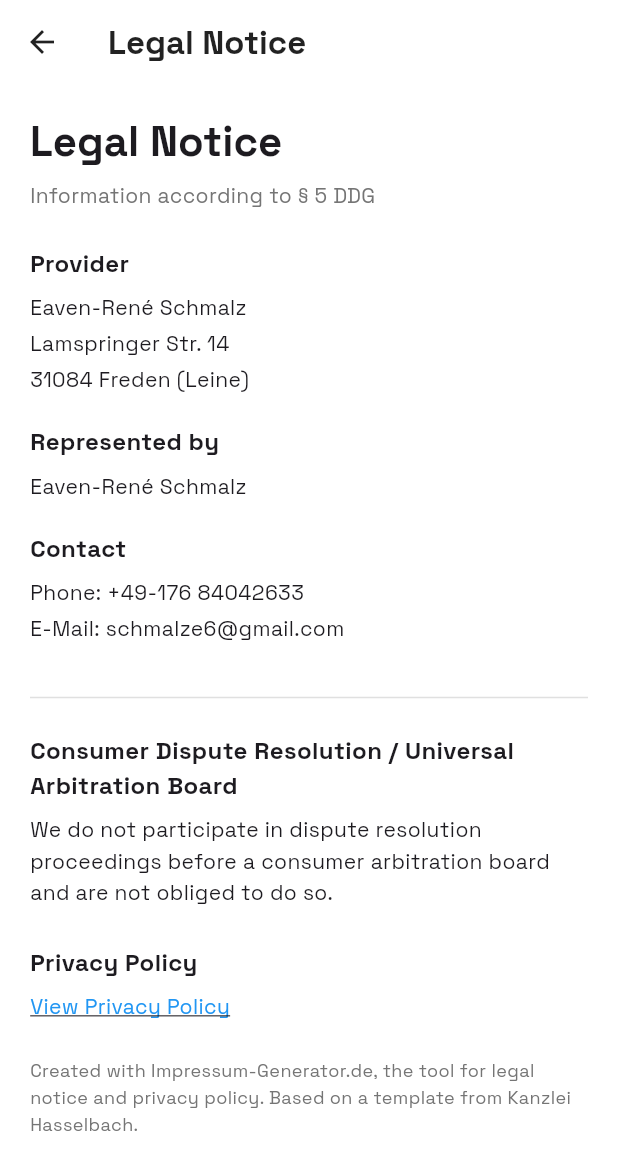
After one commit to EavenCS/bookmarks_link_directory, a Flutter app: the Settings screen opened directly, after a tap on "Legal Notice", on a phone screen of 412 x 824 dp. The commit adds this screen. Shown: the top 1170 px of the screen. Run offline on Flutter 3.47's test engine with Material 3 defaults, Android fonts, the phone set to English and light mode, and no system bars; our stand-ins replace flutter_slidable, hive, hive_flutter; accounts and stored records are empty.

Commit message:
feat: Legal notice added

```diff
--- a/lib/l10n/app_de.arb
+++ b/lib/l10n/app_de.arb
@@ -99,5 +99,16 @@
       }
     }
   },
-  "noCategoriesFound": "Noch keine Kategorien gefunden."
+  "noCategoriesFound": "Noch keine Kategorien gefunden.",
+  "impressumTitle": "Impressum",
+  "impressumSubtitle": "Angaben gemäß § 5 DDG",
+  "impressumProviderLabel": "Anbieter",
+  "impressumRepresentedBy": "Vertreten durch",
+  "impressumContact": "Kontakt",
+  "impressumPhone": "Telefon",
+  "impressumDisputeResolutionTitle": "Verbraucherstreitbeilegung / Universalschlichtungsstelle",
+  "impressumDisputeResolutionText": "Wir nehmen nicht an Streitbeilegungsverfahren vor einer Verbraucherschlichtungsstelle teil und sind dazu auch nicht verpflichtet.",
+  "impressumPrivacyPolicyTitle": "Datenschutzerklärung",
+  "impressumPrivacyPolicyLink": "Datenschutzerklärung ansehen",
+  "impressumGeneratedWith": "Erstellt mit Impressum-Generator.de, dem Tool für Impressum und Datenschutz-Erklärung. Nach einer Vorlage der Kanzlei Hasselbach."
 }
--- a/lib/l10n/app_en.arb
+++ b/lib/l10n/app_en.arb
@@ -99,5 +99,16 @@
       }
     }
   },
-  "noCategoriesFound": "No categories found yet."
+  "noCategoriesFound": "No categories found yet.",
+  "impressumTitle": "Legal Notice",
+  "impressumSubtitle": "Information according to § 5 DDG",
+  "impressumProviderLabel": "Provider",
+  "impressumRepresentedBy": "Represented by",
+  "impressumContact": "Contact",
+  "impressumPhone": "Phone",
+  "impressumDisputeResolutionTitle": "Consumer Dispute Resolution / Universal Arbitration Board",
+  "impressumDisputeResolutionText": "We do not participate in dispute resolution proceedings before a consumer arbitration board and are not obliged to do so.",
+  "impressumPrivacyPolicyTitle": "Privacy Policy",
+  "impressumPrivacyPolicyLink": "View Privacy Policy",
+  "impressumGeneratedWith": "Created with Impressum-Generator.de, the tool for legal notice and privacy policy. Based on a template from Kanzlei Hasselbach."
 }
--- a/lib/l10n/app_localizations.dart
+++ b/lib/l10n/app_localizations.dart
@@ -403,6 +403,72 @@ abstract class AppLocalizations {
   /// In de, this message translates to:
   /// **'Noch keine Kategorien gefunden.'**
   String get noCategoriesFound;
+
+  /// No description provided for @impressumTitle.
+  ///
+  /// In de, this message translates to:
+  /// **'Impressum'**
+  String get impressumTitle;
+
+  /// No description provided for @impressumSubtitle.
+  ///
+  /// In de, this message translates to:
+  /// **'Angaben gemäß § 5 DDG'**
+  String get impressumSubtitle;
+
+  /// No description provided for @impressumProviderLabel.
+  ///
+  /// In de, this message translates to:
+  /// **'Anbieter'**
+  String get impressumProviderLabel;
+
+  /// No description provided for @impressumRepresentedBy.
+  ///
+  /// In de, this message translates to:
+  /// **'Vertreten durch'**
+  String get impressumRepresentedBy;
+
+  /// No description provided for @impressumContact.
+  ///
+  /// In de, this message translates to:
+  /// **'Kontakt'**
+  String get impressumContact;
+
+  /// No description provided for @impressumPhone.
+  ///
+  /// In de, this message translates to:
+  /// **'Telefon'**
+  String get impressumPhone;
+
+  /// No description provided for @impressumDisputeResolutionTitle.
+  ///
+  /// In de, this message translates to:
+  /// **'Verbraucherstreitbeilegung / Universalschlichtungsstelle'**
+  String get impressumDisputeResolutionTitle;
+
+  /// No description provided for @impressumDisputeResolutionText.
+  ///
+  /// In de, this message translates to:
+  /// **'Wir nehmen nicht an Streitbeilegungsverfahren vor einer Verbraucherschlichtungsstelle teil und sind dazu auch nicht verpflichtet.'**
+  String get impressumDisputeResolutionText;
+
+  /// No description provided for @impressumPrivacyPolicyTitle.
+  ///
+  /// In de, this message translates to:
+  /// **'Datenschutzerklärung'**
+  String get impressumPrivacyPolicyTitle;
+
+  /// No description provided for @impressumPrivacyPolicyLink.
+  ///
+  /// In de, this message translates to:
+  /// **'Datenschutzerklärung ansehen'**
+  String get impressumPrivacyPolicyLink;
+
+  /// No description provided for @impressumGeneratedWith.
+  ///
+  /// In de, this message translates to:
+  /// **'Erstellt mit Impressum-Generator.de, dem Tool für Impressum und Datenschutz-Erklärung. Nach einer Vorlage der Kanzlei Hasselbach.'**
+  String get impressumGeneratedWith;
 }
 
 class _AppLocalizationsDelegate
--- a/lib/l10n/app_localizations_de.dart
+++ b/lib/l10n/app_localizations_de.dart
@@ -176,4 +176,40 @@ class AppLocalizationsDe extends AppLocalizations {
 
   @override
   String get noCategoriesFound => 'Noch keine Kategorien gefunden.';
+
+  @override
+  String get impressumTitle => 'Impressum';
+
+  @override
+  String get impressumSubtitle => 'Angaben gemäß § 5 DDG';
+
+  @override
+  String get impressumProviderLabel => 'Anbieter';
+
+  @override
+  String get impressumRepresentedBy => 'Vertreten durch';
+
+  @override
+  String get impressumContact => 'Kontakt';
+
+  @override
+  String get impressumPhone => 'Telefon';
+
+  @override
+  String get impressumDisputeResolutionTitle =>
+      'Verbraucherstreitbeilegung / Universalschlichtungsstelle';
+
+  @override
+  String get impressumDisputeResolutionText =>
+      'Wir nehmen nicht an Streitbeilegungsverfahren vor einer Verbraucherschlichtungsstelle teil und sind dazu auch nicht verpflichtet.';
+
+  @override
+  String get impressumPrivacyPolicyTitle => 'Datenschutzerklärung';
+
+  @override
+  String get impressumPrivacyPolicyLink => 'Datenschutzerklärung ansehen';
+
+  @override
+  String get impressumGeneratedWith =>
+      'Erstellt mit Impressum-Generator.de, dem Tool für Impressum und Datenschutz-Erklärung. Nach einer Vorlage der Kanzlei Hasselbach.';
 }
--- a/lib/l10n/app_localizations_en.dart
+++ b/lib/l10n/app_localizations_en.dart
@@ -175,4 +175,40 @@ class AppLocalizationsEn extends AppLocalizations {
 
   @override
   String get noCategoriesFound => 'No categories found yet.';
+
+  @override
+  String get impressumTitle => 'Legal Notice';
+
+  @override
+  String get impressumSubtitle => 'Information according to § 5 DDG';
+
+  @override
+  String get impressumProviderLabel => 'Provider';
+
+  @override
+  String get impressumRepresentedBy => 'Represented by';
+
+  @override
+  String get impressumContact => 'Contact';
+
+  @override
+  String get impressumPhone => 'Phone';
+
+  @override
+  String get impressumDisputeResolutionTitle =>
+      'Consumer Dispute Resolution / Universal Arbitration Board';
+
+  @override
+  String get impressumDisputeResolutionText =>
+      'We do not participate in dispute resolution proceedings before a consumer arbitration board and are not obliged to do so.';
+
+  @override
+  String get impressumPrivacyPolicyTitle => 'Privacy Policy';
+
+  @override
+  String get impressumPrivacyPolicyLink => 'View Privacy Policy';
+
+  @override
+  String get impressumGeneratedWith =>
+      'Created with Impressum-Generator.de, the tool for legal notice and privacy policy. Based on a template from Kanzlei Hasselbach.';
 }
--- /dev/null
+++ b/lib/pages/impressum.dart
@@ -0,0 +1,165 @@
+import 'package:flutter/material.dart';
+import 'package:url_launcher/url_launcher.dart';
+import '../widgets/appbar.dart';
+import '../l10n/app_localizations.dart';
+
+class ImpressumPage extends StatelessWidget {
+  const ImpressumPage({super.key});
+
+  void _launchURL(BuildContext context, String url) async {
+    final l10n = AppLocalizations.of(context)!;
+    final uri = Uri.parse(url);
+    if (!await launchUrl(uri, mode: LaunchMode.externalApplication)) {
+      if (context.mounted) {
+        ScaffoldMessenger.of(context).showSnackBar(
+          SnackBar(content: Text(l10n.couldNotOpen(url))),
+        );
+      }
+    }
+  }
+
+  @override
+  Widget build(BuildContext context) {
+    final l10n = AppLocalizations.of(context)!;
+    final theme = Theme.of(context);
+
+    return Scaffold(
+      backgroundColor: Colors.white,
+      appBar: CustomAppBar(title: l10n.impressumTitle),
+      body: ListView(
+        padding: const EdgeInsets.all(20),
+        children: [
+          Text(
+            l10n.impressumTitle,
+            style: theme.textTheme.headlineMedium?.copyWith(
+              fontFamily: "SpaceGrotesk",
+              fontWeight: FontWeight.bold,
+            ),
+          ),
+          const SizedBox(height: 8),
+          Text(
+            l10n.impressumSubtitle,
+            style: TextStyle(
+              fontFamily: "SpaceGrotesk",
+              color: Colors.grey[600],
+              fontSize: 14,
+            ),
+          ),
+          const SizedBox(height: 24),
+          _buildSection(
+            context,
+            title: l10n.impressumProviderLabel,
+            children: [
+              "Eaven-René Schmalz",
+              "Lamspringer Str. 14",
+              "31084 Freden (Leine)",
+            ],
+          ),
+          const SizedBox(height: 16),
+          _buildSection(
+            context,
+            title: l10n.impressumRepresentedBy,
+            children: ["Eaven-René Schmalz"],
+          ),
+          const SizedBox(height: 16),
+          _buildSection(
+            context,
+            title: l10n.impressumContact,
+            children: [
+              "${l10n.impressumPhone}: +49-176 84042633",
+              "E-Mail: schmalze6@gmail.com",
+            ],
+          ),
+          const SizedBox(height: 24),
+          Divider(color: Colors.grey[300]),
+          const SizedBox(height: 16),
+          Text(
+            l10n.impressumDisputeResolutionTitle,
+            style: const TextStyle(
+              fontFamily: "SpaceGrotesk",
+              fontWeight: FontWeight.bold,
+              fontSize: 16,
+            ),
+          ),
+          const SizedBox(height: 8),
+          Text(
+            l10n.impressumDisputeResolutionText,
+            style: const TextStyle(
+              fontFamily: "SpaceGrotesk",
+              fontSize: 14,
+              height: 1.5,
+            ),
+          ),
+          const SizedBox(height: 24),
+          Text(
+            l10n.impressumPrivacyPolicyTitle,
+            style: const TextStyle(
+              fontFamily: "SpaceGrotesk",
+              fontWeight: FontWeight.bold,
+              fontSize: 16,
+            ),
+          ),
+          const SizedBox(height: 8),
+          InkWell(
+            onTap: () => _launchURL(
+              context,
+              "https://eavencs.github.io/bookmarks_PrivacyPolicy/privacyPolicy.html",
+            ),
+            child: Text(
+              l10n.impressumPrivacyPolicyLink,
+              style: const TextStyle(
+                fontFamily: "SpaceGrotesk",
+                fontSize: 14,
+                color: Colors.blue,
+                decoration: TextDecoration.underline,
+              ),
+            ),
+          ),
+          const SizedBox(height: 24),
+          Text(
+            l10n.impressumGeneratedWith,
+            style: TextStyle(
+              fontFamily: "SpaceGrotesk",
+              fontSize: 12,
+              color: Colors.grey[600],
+              height: 1.5,
+            ),
+          ),
+        ],
+      ),
+    );
+  }
+
+  Widget _buildSection(
+    BuildContext context, {
+    required String title,
+    required List<String> children,
+  }) {
+    return Column(
+      crossAxisAlignment: CrossAxisAlignment.start,
+      children: [
+        Text(
+          title,
+          style: const TextStyle(
+            fontFamily: "SpaceGrotesk",
+            fontWeight: FontWeight.bold,
+            fontSize: 16,
+          ),
+        ),
+        const SizedBox(height: 8),
+        ...children.map(
+          (text) => Padding(
+            padding: const EdgeInsets.only(bottom: 4),
+            child: Text(
+              text,
+              style: const TextStyle(
+                fontFamily: "SpaceGrotesk",
+                fontSize: 14,
+              ),
+            ),
+          ),
+        ),
+      ],
+    );
+  }
+}
--- a/lib/pages/settings.dart
+++ b/lib/pages/settings.dart
@@ -1,6 +1,7 @@
 import 'package:flutter/material.dart';
 import 'about_dev.dart';
 import 'manage_categories.dart';
+import 'impressum.dart';
 import '../widgets/appbar.dart';
 import '../l10n/app_localizations.dart';
 
@@ -94,6 +95,23 @@ class _SettingsState extends State<Settings> {
                 foregroundColor: Colors.white,
               ),
             ),
+            const SizedBox(height: 8),
+            ElevatedButton.icon(
+              onPressed: () {
+                Navigator.of(context).push(
+                  MaterialPageRoute(builder: (_) => const ImpressumPage()),
+                );
+              },
+              icon: const Icon(Icons.info_outline),
+              label: Text(
+                l10n.impressumTitle,
+                style: const TextStyle(fontFamily: "SpaceGrotesk"),
+              ),
+              style: ElevatedButton.styleFrom(
+                backgroundColor: Colors.black,
+                foregroundColor: Colors.white,
+              ),
+            ),
           ]),
         ],
       ),
```
